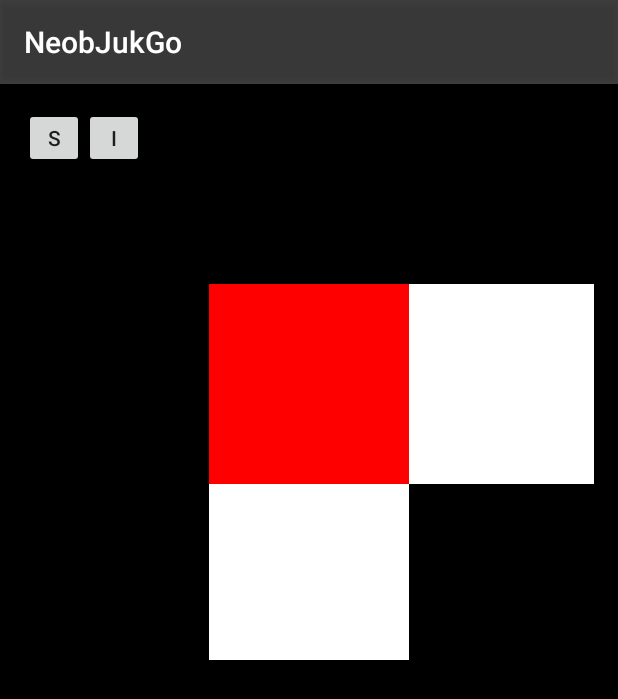
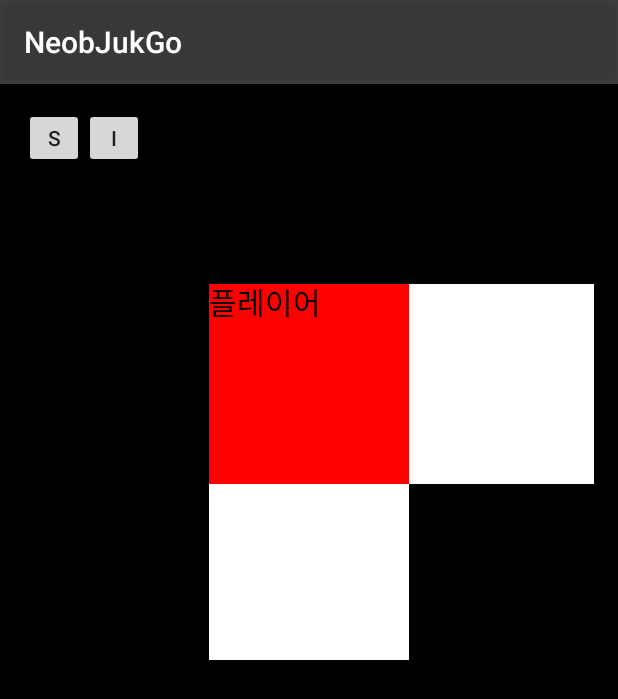
Before and after one commit to JaeRyoungKa/CS496_PROJECT4_NEOBJUKGO, an Android app: the screen it shows after launch (MainActivity), on a phone screen of 412 x 824 dp. Shown: the top 699 px of the screen. Run offline under Robolectric (Android 15) with nearby library versions, the phone set to English and light mode, and no system bars.

```diff
--- a/app/src/main/java/com/example/q/neobjukgo/MapView.java
+++ b/app/src/main/java/com/example/q/neobjukgo/MapView.java
@@ -47,8 +47,17 @@ public class MapView extends View {
             } else {
                 p.setColor(Color.WHITE);
             }
-            r.offset(-x*LENGTH+getWidth()/2-LENGTH/2,-y*LENGTH+getHeight()/2-LENGTH/2);
+            int offX = -x*LENGTH+getWidth()/2-LENGTH/2;
+            int offY = -y*LENGTH+getHeight()/2-LENGTH/2;
+            r.offset(offX,offY);
             canvas.drawRect(r,p);
+
+            p.setColor(Color.BLACK);
+            for (int j = 0; j < i.getStuffs().size(); j++) {
+                String text = i.getStuffs().get(j).toString();
+                p.setTextSize(30);
+                canvas.drawText(text,0,text.length(),offX+i.getX()*LENGTH,offY+(j+1)*30+i.getY()*LENGTH,p);
+            }
         }
     }
 
--- a/app/src/main/java/com/example/q/neobjukgo/StuffCreaturePlayer.java
+++ b/app/src/main/java/com/example/q/neobjukgo/StuffCreaturePlayer.java
@@ -29,4 +29,8 @@ public class StuffCreaturePlayer extends StuffCreature {
         ManagerLogger.getInstance().log("죽어서 인벤토리에 있는 아이템을 모두 잃었습니다.");
     }
 
+    @Override
+    public String toString() {
+        return "플레이어";
+    }
 }
```
Also changed, not shown: app/src/main/java/com/example/q/neobjukgo/StuffCreatureMob.java (+18 -18 lines).
